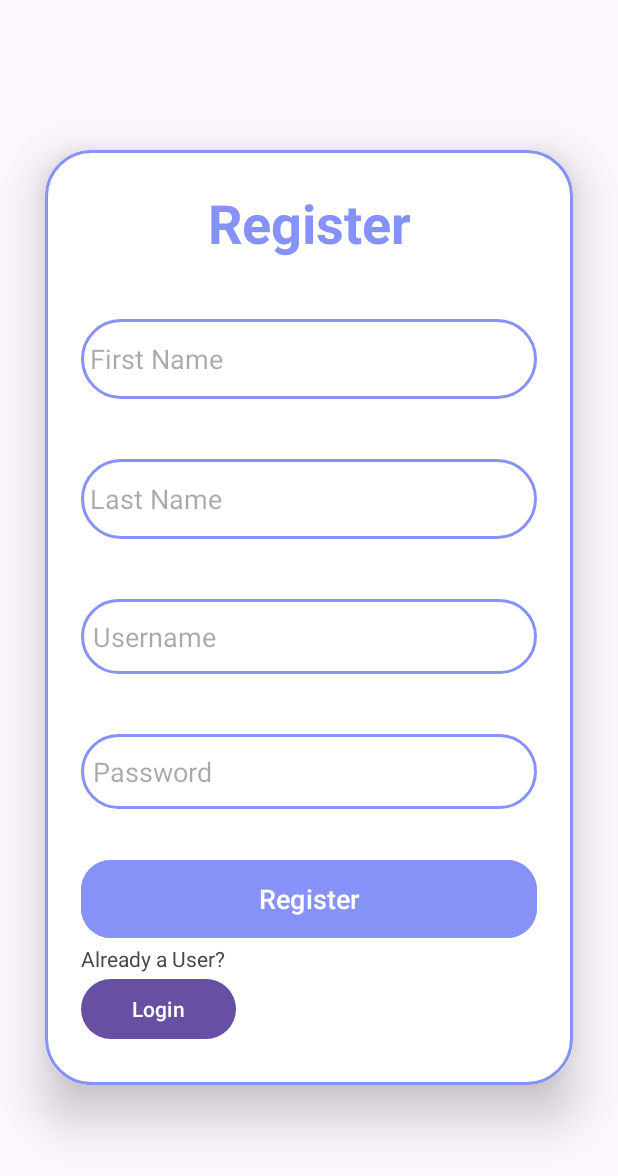
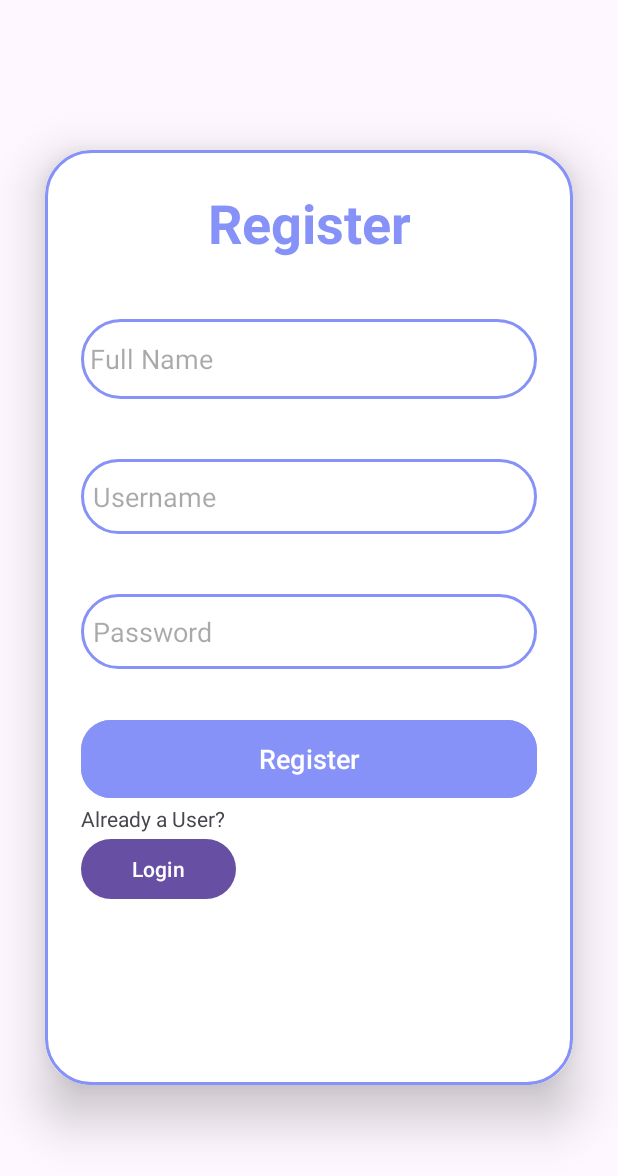
Before and after one commit to akshayak1408/AidHarbour-Charity-Android-Application, an Android app: the Register screen opened directly, with no data from a screen before it, after a tap on "Register", on a phone screen of 412 x 824 dp. Shown: the top 1176 px of the screen. Run offline under Robolectric (Android 15) with nearby library versions, the phone set to English and light mode, and no system bars; our stand-ins replace Firebase (no records; nobody signed in at launch, a user with empty details on screens opened directly).

Commit message:
Registered using firebase

```diff
--- a/AndroidStudioProjects/AidHarbour/app/build.gradle.kts
+++ b/AndroidStudioProjects/AidHarbour/app/build.gradle.kts
@@ -1,6 +1,7 @@
 plugins {
     id("com.android.application")
     id("org.jetbrains.kotlin.android")
+    id("com.google.gms.google-services")
 }
 
 android {
@@ -41,6 +42,8 @@ dependencies {
     implementation("androidx.appcompat:appcompat:1.6.1")
     implementation("com.google.android.material:material:1.11.0")
     implementation("androidx.constraintlayout:constraintlayout:2.1.4")
+    implementation("com.google.firebase:firebase-database:20.3.1")
+    implementation("com.google.firebase:firebase-auth:22.3.1")
     testImplementation("junit:junit:4.13.2")
     androidTestImplementation("androidx.test.ext:junit:1.1.5")
     androidTestImplementation("androidx.test.espresso:espresso-core:3.5.1")
--- a/AndroidStudioProjects/AidHarbour/app/src/main/java/com/example/aidharbour/Login.kt
+++ b/AndroidStudioProjects/AidHarbour/app/src/main/java/com/example/aidharbour/Login.kt
@@ -24,13 +24,13 @@ class Login : AppCompatActivity() {
         loginButton.setOnClickListener {
             val enteredUsername = username.text.toString()
             val enteredPassword = password.text.toString()
-            if (enteredUsername == "ananya11@gmail.com" && enteredPassword == "ananya11@#") {
+            /*if (enteredUsername == "ananya11@gmail.com" && enteredPassword == "ananya11@#") {
                 showToast("Login Successful!")
                 val intent = Intent(this, AboutFragment::class.java)
                 startActivity(intent)
             } else {
                 showToast("Login Failed!")
-            }
+            }*/
         }
 
         RegisterButton.setOnClickListener{
--- a/AndroidStudioProjects/AidHarbour/app/src/main/java/com/example/aidharbour/Register.kt
+++ b/AndroidStudioProjects/AidHarbour/app/src/main/java/com/example/aidharbour/Register.kt
@@ -3,44 +3,66 @@ package com.example.aidharbour
 import android.content.Intent
 import androidx.appcompat.app.AppCompatActivity
 import android.os.Bundle
+import android.text.TextUtils
 import android.widget.Button
 import android.widget.EditText
 import android.widget.Toast
+import com.google.firebase.auth.FirebaseAuth
 
 class Register : AppCompatActivity() {
-    private lateinit var firstname: EditText
-    private lateinit var lastname: EditText
+    private lateinit var fullname: EditText
     private lateinit var username: EditText
     private lateinit var password: EditText
     private lateinit var RegisterButton: Button
     private lateinit var LoginButton: Button
-
+    private lateinit var auth: FirebaseAuth
     override fun onCreate(savedInstanceState: Bundle?) {
         super.onCreate(savedInstanceState)
         setContentView(R.layout.activity_register)
-        firstname = findViewById(R.id.firstname)
-        lastname = findViewById(R.id.lastname)
+        fullname = findViewById(R.id.fullname)
         username = findViewById(R.id.username)
         password = findViewById(R.id.password)
         RegisterButton = findViewById(R.id.RegButton)
         LoginButton = findViewById(R.id.button2)
-
+        auth = FirebaseAuth.getInstance()
         RegisterButton.setOnClickListener {
-            val enteredFirstname = firstname.text.toString()
-            val enteredLastname = lastname.text.toString()
+            val enteredFullname = fullname.text.toString()
             val enteredUsername = username.text.toString()
             val enteredPassword = password.text.toString()
 
-            showToast("Registration Successful!")
-            val intent = Intent(this, HomeFragment::class.java)
-            startActivity(intent)
-
+            if(TextUtils.isEmpty(enteredFullname))
+            {
+                Toast.makeText(this, "Enter full name please!", Toast.LENGTH_SHORT).show()
+            }
+            if(TextUtils.isEmpty(enteredUsername))
+            {
+                Toast.makeText(this, "Enter username please!", Toast.LENGTH_SHORT).show()
+            }
+            if(TextUtils.isEmpty(enteredPassword))
+            {
+                Toast.makeText(this, "Enter password please!", Toast.LENGTH_SHORT).show();
+            }
+            else {
+                auth.createUserWithEmailAndPassword(enteredUsername, enteredPassword)
+                    .addOnCompleteListener(this) { task ->
+                        if (task.isSuccessful) {
+                            Toast.makeText(this, "Registration Successful!", Toast.LENGTH_SHORT).show()
+                            val intent = Intent(this, HomeFragment::class.java)
+                            startActivity(intent)
+                        } else {
+                            Toast.makeText(
+                                baseContext,
+                                "User already exists! Login to continue.",
+                                Toast.LENGTH_SHORT,
+                            ).show()
+                        }
+                    }
+            }
         }
         LoginButton.setOnClickListener{
             val intent = Intent(this, MainActivity::class.java)
             startActivity(intent)
         }
-
     }
     private fun showToast(message: String) {
         Toast.makeText(this, message, Toast.LENGTH_SHORT).show()
--- a/AndroidStudioProjects/AidHarbour/app/src/main/res/layout/activity_register.xml
+++ b/AndroidStudioProjects/AidHarbour/app/src/main/res/layout/activity_register.xml
@@ -34,27 +34,15 @@
                 android:textSize="36sp"
                 android:textStyle="bold" />
 
+
             <EditText
-                android:id="@+id/firstname"
+                android:id="@+id/fullname"
                 android:layout_width="match_parent"
                 android:layout_height="53dp"
                 android:layout_marginTop="40dp"
                 android:background="@drawable/custom_edittext"
                 android:drawablePadding="8dp"
-                android:hint="First Name"
-
-                android:padding="6dp"
-                android:textColor="@color/black" />
-
-
-            <EditText
-                android:id="@+id/lastname"
-                android:layout_width="match_parent"
-                android:layout_height="53dp"
-                android:layout_marginTop="40dp"
-                android:background="@drawable/custom_edittext"
-                android:drawablePadding="8dp"
-                android:hint="Last Name"
+                android:hint="Full Name"
 
                 android:padding="6dp"
                 android:textColor="@color/black" />
--- a/AndroidStudioProjects/AidHarbour/app/src/main/res/layout/person.xml
+++ b/AndroidStudioProjects/AidHarbour/app/src/main/res/layout/person.xml
@@ -21,7 +21,7 @@
             android:id="@+id/text1_textview"
             android:layout_width="wrap_content"
             android:layout_height="wrap_content"
-            android:text="Ramesh"
+            android:text="Shantanu"
             android:textSize="18sp"
             android:layout_toEndOf="@id/label1_textview"
             android:padding="16dp"/>
@@ -59,7 +59,7 @@
             android:id="@+id/text3_textview"
             android:layout_width="wrap_content"
             android:layout_height="wrap_content"
-            android:text="253 Sector 5"
+            android:text="Agra Sector 25"
             android:textSize="18sp"
             android:layout_toEndOf="@id/label3_textview"
             android:layout_below="@id/text2_textview"
--- a/AndroidStudioProjects/AidHarbour/build.gradle.kts
+++ b/AndroidStudioProjects/AidHarbour/build.gradle.kts
@@ -1,3 +1,8 @@
+buildscript {
+    dependencies {
+        classpath("com.google.gms:google-services:4.4.1")
+    }
+}
 // Top-level build file where you can add configuration options common to all sub-projects/modules.
 plugins {
     id("com.android.application") version "8.2.1" apply false
```
Also changed, not shown: 1 other file.
